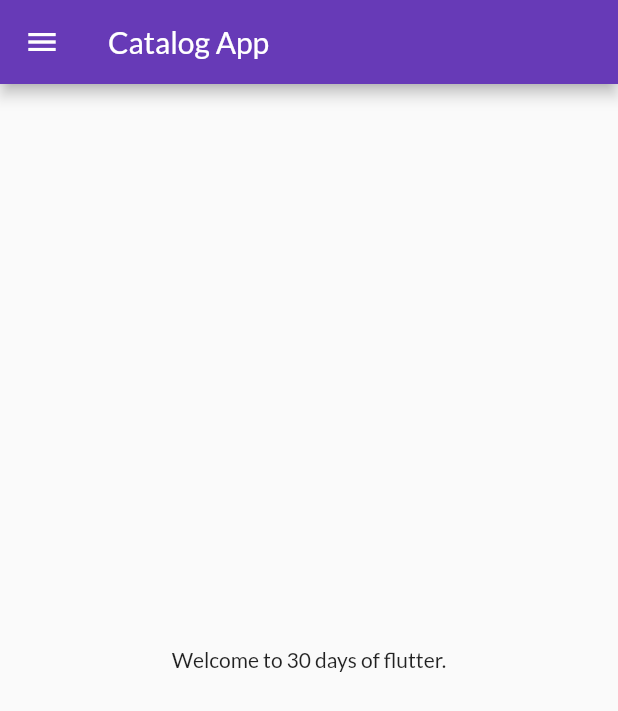
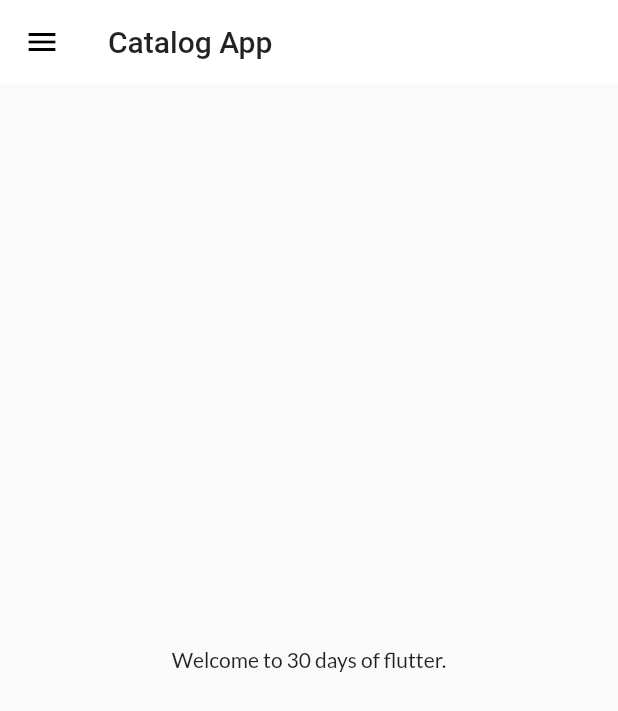
Before and after one commit to theankitbhardwaj/CatalogAppFlutter, a Flutter app: the screen it shows after launch, on a phone screen of 412 x 824 dp. Shown: the top 711 px of the screen. Run offline on Flutter 3.47's test engine with Material 2 defaults, Android fonts, the phone set to English and light mode, and no system bars; our stand-ins replace google_fonts.

Commit message:
themes extracted

```diff
--- a/lib/main.dart
+++ b/lib/main.dart
@@ -2,7 +2,7 @@ import 'package:flutter/material.dart';
 import 'package:flutter_catalog/pages/home_page.dart';
 import 'package:flutter_catalog/pages/login_page.dart';
 import 'package:flutter_catalog/utils/routes.dart';
-import 'package:google_fonts/google_fonts.dart';
+import 'package:flutter_catalog/widgets/theme.dart';
 
 void main() {
   runApp(MyApp());
@@ -14,11 +14,8 @@ class MyApp extends StatelessWidget {
     return MaterialApp(
       debugShowCheckedModeBanner: false,
       themeMode: ThemeMode.light,
-      theme: ThemeData(
-        primarySwatch: Colors.deepPurple,
-        fontFamily: GoogleFonts.lato().fontFamily,
-      ),
-      darkTheme: ThemeData(brightness: Brightness.dark),
+      theme: MyTheme.lightTheme(context),
+      darkTheme: MyTheme.darkTheme(context),
       initialRoute: "/",
       routes: {
         "/": (context) => HomePage(),
--- /dev/null
+++ b/lib/widgets/theme.dart
@@ -0,0 +1,18 @@
+import 'package:flutter/material.dart';
+import 'package:google_fonts/google_fonts.dart';
+
+class MyTheme {
+  static ThemeData lightTheme(BuildContext context) => ThemeData(
+        primarySwatch: Colors.deepPurple,
+        fontFamily: GoogleFonts.lato().fontFamily,
+        appBarTheme: AppBarTheme(
+          color: Colors.white,
+          iconTheme: IconThemeData(color: Colors.black),
+          elevation: 0.0,
+          textTheme: Theme.of(context).textTheme,
+        ),
+      );
+
+  static ThemeData darkTheme(BuildContext context) =>
+      ThemeData(brightness: Brightness.dark);
+}
```
